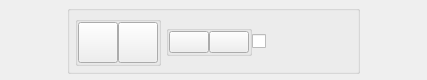
First picture: the form in channel.ui, repository jonahmajumder/labjackUI, before the edit.
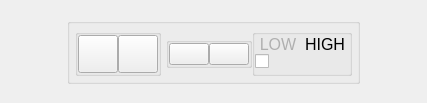
Second picture: the form after the edit. Custom widgets are drawn as their Qt base class.

Commit message: labels for switch

```diff
--- a/channel.ui
+++ b/channel.ui
@@ -7,7 +7,7 @@
     <x>0</x>
     <y>0</y>
     <width>427</width>
-    <height>80</height>
+    <height>103</height>
    </rect>
   </property>
   <property name="minimumSize">
@@ -281,23 +281,134 @@
               <property name="bottomMargin">
                <number>0</number>
               </property>
-              <item alignment="Qt::AlignHCenter">
-               <widget class="QSwitch" name="outputSwitch">
-                <property name="sizePolicy">
-                 <sizepolicy hsizetype="Ignored" vsizetype="Ignored">
-                  <horstretch>0</horstretch>
-                  <verstretch>0</verstretch>
-                 </sizepolicy>
-                </property>
-                <property name="minimumSize">
-                 <size>
-                  <width>100</width>
-                  <height>50</height>
-                 </size>
-                </property>
-                <property name="text">
+              <item>
+               <widget class="QGroupBox" name="outputGroupBox">
+                <property name="title">
                  <string/>
                 </property>
+                <layout class="QVBoxLayout" name="verticalLayout_3" stretch="1,3">
+                 <property name="spacing">
+                  <number>0</number>
+                 </property>
+                 <property name="sizeConstraint">
+                  <enum>QLayout::SetNoConstraint</enum>
+                 </property>
+                 <property name="leftMargin">
+                  <number>0</number>
+                 </property>
+                 <property name="topMargin">
+                  <number>0</number>
+                 </property>
+                 <property name="rightMargin">
+                  <number>0</number>
+                 </property>
+                 <property name="bottomMargin">
+                  <number>0</number>
+                 </property>
+                 <item>
+                  <widget class="QWidget" name="outputLabelWidget" native="true">
+                   <layout class="QHBoxLayout" name="horizontalLayout_12" stretch="1,1">
+                    <property name="spacing">
+                     <number>0</number>
+                    </property>
+                    <property name="leftMargin">
+                     <number>0</number>
+                    </property>
+                    <property name="topMargin">
+                     <number>0</number>
+                    </property>
+                    <property name="rightMargin">
+                     <number>0</number>
+                    </property>
+                    <property name="bottomMargin">
+                     <number>0</number>
+                    </property>
+                    <item alignment="Qt::AlignHCenter|Qt::AlignVCenter">
+                     <widget class="QLabel" name="outputLowLabel">
+                      <property name="minimumSize">
+                       <size>
+                        <width>0</width>
+                        <height>0</height>
+                       </size>
+                      </property>
+                      <property name="maximumSize">
+                       <size>
+                        <width>40</width>
+                        <height>20</height>
+                       </size>
+                      </property>
+                      <property name="font">
+                       <font>
+                        <pointsize>12</pointsize>
+                       </font>
+                      </property>
+                      <property name="styleSheet">
+                       <string notr="true">color: rgba(0, 0, 0, 63);</string>
+                      </property>
+                      <property name="text">
+                       <string>LOW</string>
+                      </property>
+                      <property name="alignment">
+                       <set>Qt::AlignCenter</set>
+                      </property>
+                     </widget>
+                    </item>
+                    <item alignment="Qt::AlignHCenter|Qt::AlignVCenter">
+                     <widget class="QLabel" name="outputHighLabel">
+                      <property name="minimumSize">
+                       <size>
+                        <width>0</width>
+                        <height>0</height>
+                       </size>
+                      </property>
+                      <property name="maximumSize">
+                       <size>
+                        <width>40</width>
+                        <height>20</height>
+                       </size>
+                      </property>
+                      <property name="font">
+                       <font>
+                        <pointsize>12</pointsize>
+                       </font>
+                      </property>
+                      <property name="styleSheet">
+                       <string notr="true">color: rgb(0, 0, 0);</string>
+                      </property>
+                      <property name="text">
+                       <string>HIGH</string>
+                      </property>
+                      <property name="scaledContents">
+                       <bool>false</bool>
+                      </property>
+                      <property name="alignment">
+                       <set>Qt::AlignCenter</set>
+                      </property>
+                     </widget>
+                    </item>
+                   </layout>
+                  </widget>
+                 </item>
+                 <item alignment="Qt::AlignTop">
+                  <widget class="QSwitch" name="outputSwitch">
+                   <property name="sizePolicy">
+                    <sizepolicy hsizetype="Preferred" vsizetype="Preferred">
+                     <horstretch>0</horstretch>
+                     <verstretch>0</verstretch>
+                    </sizepolicy>
+                   </property>
+                   <property name="minimumSize">
+                    <size>
+                     <width>0</width>
+                     <height>0</height>
+                    </size>
+                   </property>
+                   <property name="text">
+                    <string/>
+                   </property>
+                  </widget>
+                 </item>
+                </layout>
                </widget>
               </item>
              </layout>
@@ -384,6 +495,11 @@
                         <height>20</height>
                        </size>
                       </property>
+                      <property name="font">
+                       <font>
+                        <pointsize>12</pointsize>
+                       </font>
+                      </property>
                       <property name="styleSheet">
                        <string notr="true">color: rgb(0, 0, 0);</string>
                       </property>
@@ -412,6 +528,11 @@
                         <height>20</height>
                        </size>
                       </property>
+                      <property name="font">
+                       <font>
+                        <pointsize>12</pointsize>
+                       </font>
+                      </property>
                       <property name="styleSheet">
                        <string notr="true">color: rgba(0, 0, 0, 63);</string>
                       </property>
```
The commit also changes 4 other files.
